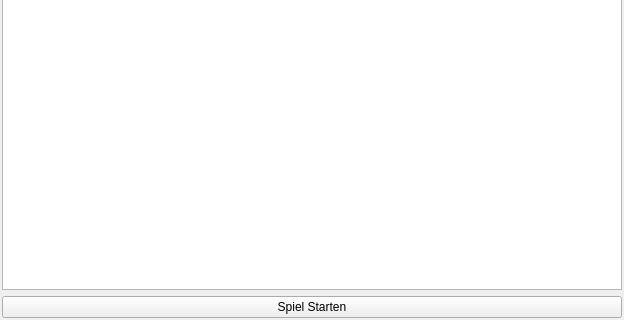
First picture: the form in widget.ui, repository moglerdev/ang_project, before the edit; both pictures show x 0 to 624 and y 280 to 600 of the 624 by 600 pixel window.
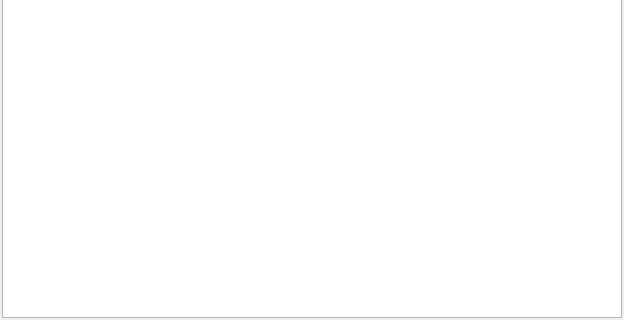
Second picture: the form after the edit.

Commit message: removed "spiel starten" button

The edit to the form file:
```diff
--- a/widget.ui
+++ b/widget.ui
@@ -26,16 +26,9 @@
    <property name="bottomMargin">
     <number>2</number>
    </property>
-   <item row="0" column="0">
+   <item row="3" column="0">
     <widget class="QGraphicsView" name="graphicsView"/>
    </item>
-   <item row="1" column="0">
-    <widget class="QPushButton" name="btnStart">
-     <property name="text">
-      <string>Spiel Starten</string>
-     </property>
-    </widget>
-   </item>
   </layout>
  </widget>
  <resources/>
```
